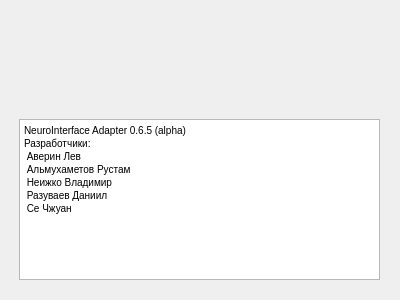
Old version of the form VS/NeuroApp/NeuroApp/GUI/AboutWindow.ui in the repository RazuvaevDD/ProjectWork2019Neiro.
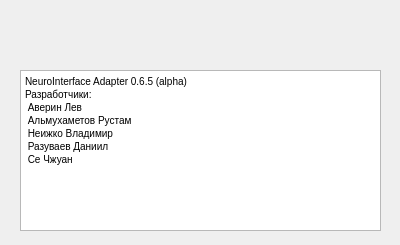
New version of the form. Icons and pictures are not drawn.

Commit message: Changed About Window

The edit to the form file:
```diff
--- a/VS/NeuroApp/NeuroApp/GUI/AboutWindow.ui
+++ b/VS/NeuroApp/NeuroApp/GUI/AboutWindow.ui
@@ -10,19 +10,19 @@
     <x>0</x>
     <y>0</y>
     <width>400</width>
-    <height>300</height>
+    <height>245</height>
    </rect>
   </property>
   <property name="minimumSize">
    <size>
     <width>400</width>
-    <height>300</height>
+    <height>245</height>
    </size>
   </property>
   <property name="maximumSize">
    <size>
     <width>400</width>
-    <height>300</height>
+    <height>245</height>
    </size>
   </property>
   <property name="windowTitle">
@@ -31,8 +31,8 @@
   <widget class="QTextBrowser" name="textBrowser">
    <property name="geometry">
     <rect>
-     <x>19</x>
-     <y>119</y>
+     <x>20</x>
+     <y>70</y>
      <width>361</width>
      <height>161</height>
     </rect>
@@ -66,10 +66,10 @@
   <widget class="QLabel" name="label">
    <property name="geometry">
     <rect>
-     <x>90</x>
-     <y>20</y>
-     <width>211</width>
-     <height>91</height>
+     <x>20</x>
+     <y>0</y>
+     <width>361</width>
+     <height>81</height>
     </rect>
    </property>
    <property name="text">
```
Left out of the diff: 2 changed lines with no effect on the pictures. The commit also changes 3 other files.
